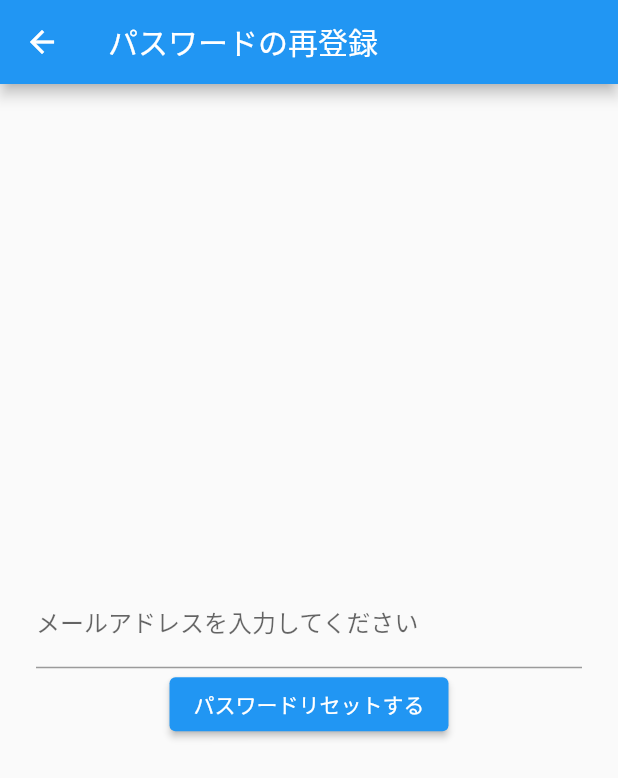
After one commit to HinanoKawahori/chatApplication, a Flutter app: the screen it shows after launch, after a tap on "サインイン", after a tap on "パスワードを忘れた", on a phone screen of 412 x 824 dp. The commit adds this screen. Shown: the top 778 px of the screen. Run offline on Flutter 3.47's test engine with Material 2 defaults, Android fonts, the phone set to English and light mode, and no system bars; our stand-ins replace cloud_firestore, firebase_auth, firebase_core; accounts and stored records are empty; network calls fail.

Commit message:
メルアドパスワード変更

```diff
--- /dev/null
+++ b/lib/forgetpassword.dart
@@ -0,0 +1,56 @@
+import 'package:firebase_auth/firebase_auth.dart';
+import 'package:flutter/material.dart';
+
+class ForgotPassword extends StatefulWidget {
+  const ForgotPassword({Key? key}) : super(key: key);
+
+  @override
+  State<ForgotPassword> createState() => _ForgotPasswordState();
+}
+
+class _ForgotPasswordState extends State<ForgotPassword> {
+  // 入力したメールアドレス
+  String _email = '';
+
+  @override
+  Widget build(BuildContext context) {
+    return Scaffold(
+      appBar: AppBar(
+        title: Text('パスワードの再登録'),
+      ),
+      body: Center(
+        child: Container(
+          padding: const EdgeInsets.all(24),
+          child: Column(
+            mainAxisAlignment: MainAxisAlignment.center,
+            children: <Widget>[
+              // メールアドレス入力用テキストフィールド
+              TextFormField(
+                decoration:
+                    const InputDecoration(labelText: 'メールアドレスを入力してください'),
+                //TODO ここがちゃんとわかっていない。
+                onChanged: (String value) {
+                  setState(() {
+                    _email = value;
+                  });
+                },
+              ),
+              // パスワードリセットボタン
+              ElevatedButton(
+                  child: const Text('パスワードリセットする'),
+                  onPressed: () async {
+                    try {
+                      await FirebaseAuth.instance
+                          .sendPasswordResetEmail(email: _email);
+                      print("パスワードリセット用のメールを送信しました");
+                    } catch (e) {
+                      print(e);
+                    }
+                  }),
+            ],
+          ),
+        ),
+      ),
+    );
+  }
+}
--- a/lib/sign_in_page.dart
+++ b/lib/sign_in_page.dart
@@ -1,7 +1,7 @@
 import 'package:chatapplication/chat_page.dart';
+import 'package:chatapplication/forgetpassword.dart';
 import 'package:firebase_auth/firebase_auth.dart';
 import 'package:flutter/material.dart';
-import 'package:google_sign_in/google_sign_in.dart';
 
 class SignInPage extends StatefulWidget {
   const SignInPage({super.key});
@@ -22,6 +22,7 @@ class _SignInPageState extends State<SignInPage> {
         email: id,
         password: pass,
       );
+      print(id);
       //うまくいかなかった場合
     } on FirebaseAuthException catch (e) {
       if (e.code == 'weak-password') {
@@ -67,12 +68,13 @@ class _SignInPageState extends State<SignInPage> {
 
   @override
   Widget build(BuildContext context) {
+    final _auth = FirebaseAuth.instance;
     final idController = TextEditingController();
     final passController = TextEditingController();
 
     return Scaffold(
       appBar: AppBar(
-        title: const Text('GoogleSignIn'),
+        title: const Text('SignIn'),
       ),
       body: Center(
         //①：formのkeyプロパティにオブジェクトを持たせる。ここ以下のWidgetを管理できるようになる
@@ -154,6 +156,19 @@ class _SignInPageState extends State<SignInPage> {
               ),
             ),
 
+            TextButton(
+              onPressed: () {
+                Navigator.of(context).push(
+                  MaterialPageRoute(
+                    builder: (context) {
+                      return ForgotPassword(); // 遷移先の画面widgetを指定
+                    },
+                  ),
+                );
+              },
+              child: Text('パスワードを忘れた'),
+            ),
+
             // }
           ]),
         ),
```
Also changed, not shown: lib/chat_page.dart (+22 -4 lines), lib/modifyprofile_page.dart (+17 -54 lines), lib/post.dart (+8 -9 lines).
